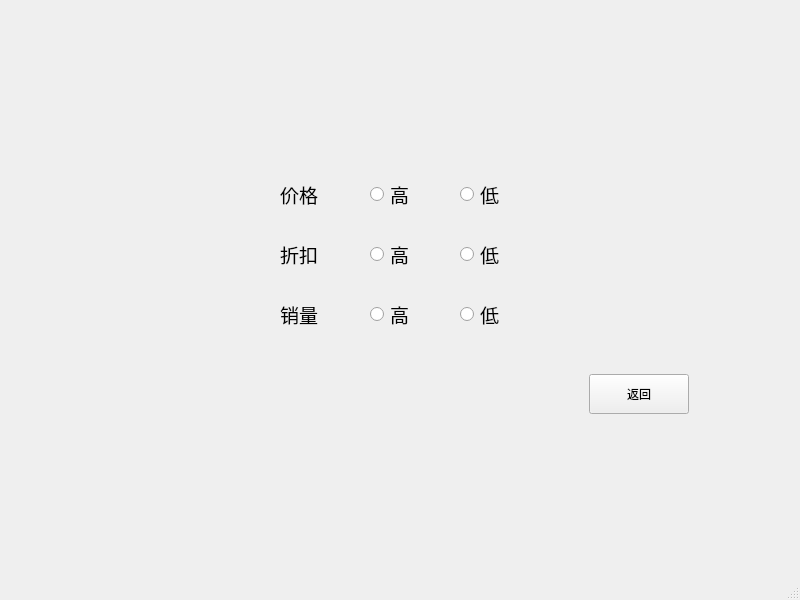
Old version of the form mainCode/preference.ui in the repository CarlosDJY/QtBasedGroupWork.
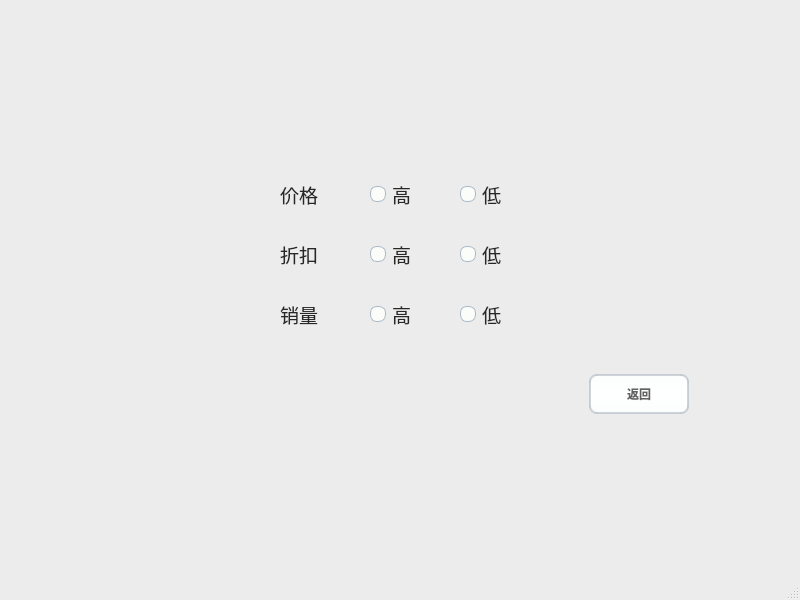
New version of the form. Icons and pictures are not drawn.

What changed in the file:
```diff
--- a/mainCode/preference.ui
+++ b/mainCode/preference.ui
@@ -13,6 +13,443 @@
   <property name="windowTitle">
    <string>MainWindow</string>
   </property>
+  <property name="styleSheet">
+   <string notr="true">/*
+ * MacOS Style Sheet for QT Applications
+ * Author: Jaime A. Quiroga P.
+ * Company: GTRONICK
+ * Last updated: 25/12/2020, 23:10.
+ * Available at: https://github.com/GTRONICK/QSS/blob/master/MacOS.qss
+ */
+QMainWindow {
+    background-color:#ececec;
+}
+QPushButton, QToolButton, QCommandLinkButton{
+    padding: 0 5px 0 5px;
+    border-style: solid;
+    border-top-color: qlineargradient(spread:pad, x1:0, y1:0, x2:0, y2:1, stop:0 #c1c9cf, stop:1 #d2d8dd);
+    border-right-color: qlineargradient(spread:pad, x1:1, y1:0, x2:0, y2:0, stop:0 #c1c9cf, stop:1 #d2d8dd);
+    border-bottom-color: qlineargradient(spread:pad, x1:0, y1:1, x2:0, y2:0, stop:0 #c1c9cf, stop:1 #d2d8dd);
+    border-left-color: qlineargradient(spread:pad, x1:0, y1:0, x2:1, y2:0, stop:0 #c1c9cf, stop:1 #d2d8dd);
+    border-width: 2px;
+    border-radius: 8px;
+    color: #616161;
+    font-weight: bold;
+    background-color: qlineargradient(spread:pad, x1:0.5, y1:0, x2:0.5, y2:1, stop:0 #fbfdfd, stop:0.5 #ffffff, stop:1 #fbfdfd);
+}
+QPushButton::default, QToolButton::default, QCommandLinkButton::default{
+    border: 2px solid transparent;
+    color: #FFFFFF;
+    background-color: qlineargradient(spread:pad, x1:0.5, y1:0, x2:0.5, y2:1, stop:0 #84afe5, stop:1 #1168e4);
+}
+QPushButton:hover, QToolButton:hover, QCommandLinkButton:hover{
+    color: #3d3d3d;
+}
+QPushButton:pressed, QToolButton:pressed, QCommandLinkButton:pressed{
+    color: #aeaeae;
+    background-color: qlineargradient(spread:pad, x1:0.5, y1:0, x2:0.5, y2:1, stop:0 #ffffff, stop:0.5 #fbfdfd, stop:1 #ffffff);
+}
+QPushButton:disabled, QToolButton:disabled, QCommandLinkButton:disabled{
+    color: #616161;
+    background-color: qlineargradient(spread:pad, x1:0.5, y1:0, x2:0.5, y2:1, stop:0 #dce7eb, stop:0.5 #e0e8eb, stop:1 #dee7ec);
+}
+QLineEdit, QTextEdit, QPlainTextEdit, QSpinBox, QDoubleSpinBox, QTimeEdit, QDateEdit, QDateTimeEdit {
+    border-width: 2px;
+    border-radius: 8px;
+    border-style: solid;
+    border-top-color: qlineargradient(spread:pad, x1:0.5, y1:1, x2:0.5, y2:0, stop:0 #c1c9cf, stop:1 #d2d8dd);
+    border-right-color: qlineargradient(spread:pad, x1:0, y1:0, x2:1, y2:0, stop:0 #c1c9cf, stop:1 #d2d8dd);
+    border-bottom-color: qlineargradient(spread:pad, x1:0.5, y1:0, x2:0.5, y2:1, stop:0 #c1c9cf, stop:1 #d2d8dd);
+    border-left-color: qlineargradient(spread:pad, x1:1, y1:0, x2:0, y2:0, stop:0 #c1c9cf, stop:1 #d2d8dd);
+    background-color: #f4f4f4;
+    color: #3d3d3d;
+}
+QLineEdit:focus, QTextEdit:focus, QPlainTextEdit:focus, QSpinBox:focus, QDoubleSpinBox:focus, QTimeEdit:focus, QDateEdit:focus, QDateTimeEdit:focus {
+    border-width: 2px;
+    border-radius: 8px;
+    border-style: solid;
+    border-top-color: qlineargradient(spread:pad, x1:0.5, y1:1, x2:0.5, y2:0, stop:0 #85b7e3, stop:1 #9ec1db);
+    border-right-color: qlineargradient(spread:pad, x1:0, y1:0, x2:1, y2:0, stop:0 #85b7e3, stop:1 #9ec1db);
+    border-bottom-color: qlineargradient(spread:pad, x1:0.5, y1:0, x2:0.5, y2:1, stop:0 #85b7e3, stop:1 #9ec1db);
+    border-left-color: qlineargradient(spread:pad, x1:1, y1:0, x2:0, y2:0, stop:0 #85b7e3, stop:1 #9ec1db);
+    background-color: #f4f4f4;
+    color: #3d3d3d;
+}
+QLineEdit:disabled, QTextEdit:disabled, QPlainTextEdit:disabled, QSpinBox:disabled, QDoubleSpinBox:disabled, QTimeEdit:disabled, QDateEdit:disabled, QDateTimeEdit:disabled {
+    color: #b9b9b9;
+}
+QSpinBox::up-button, QDoubleSpinBox::up-button, QTimeEdit::up-button, QDateEdit::up-button, QDateTimeEdit::up-button {
+    subcontrol-origin: padding;
+    subcontrol-position: top right;
+    width: 15px;
+    color: #272727;
+    border-left-width: 1px;
+    border-left-color: darkgray;
+    border-left-style: solid;
+    border-top-right-radius: 3px;
+    padding: 3px;
+}
+QSpinBox::down-button, QDoubleSpinBox::down-button, QTimeEdit::down-button, QDateEdit::down-button, QDateTimeEdit::down-button {
+    subcontrol-origin: padding;
+    subcontrol-position: bottom right;
+    width: 15px;
+    color: #272727;
+    border-left-width: 1px;
+    border-left-color: darkgray;
+    border-left-style: solid;
+    border-bottom-right-radius: 3px;
+    padding: 3px;
+}
+QSpinBox::up-button:pressed, QDoubleSpinBox::up-button:pressed, QTimeEdit::up-button:pressed, QDateEdit::up-button:pressed, QDateTimeEdit::up-button:pressed {
+    color: #aeaeae;
+    background-color: qlineargradient(spread:pad, x1:0.5, y1:0, x2:0.5, y2:1, stop:0 #ffffff, stop:0.5 #fbfdfd, stop:1 #ffffff);
+}
+QSpinBox::down-button:pressed, QDoubleSpinBox::down-button:pressed, QTimeEdit::down-button:pressed, QDateEdit::down-button:pressed, QDateTimeEdit::down-button:pressed {
+    color: #aeaeae;
+    background-color: qlineargradient(spread:pad, x1:0.5, y1:0, x2:0.5, y2:1, stop:0 #ffffff, stop:0.5 #fbfdfd, stop:1 #ffffff);
+}
+QSpinBox::up-button:hover, QDoubleSpinBox::up-button:hover, QTimeEdit::up-button:hover, QDateEdit::up-button:hover, QDateTimeEdit::up-button:hover {
+    color: #FFFFFF;
+    border-top-right-radius: 5px;
+    background-color: qlineargradient(spread:pad, x1:0.5, y1:0, x2:0.5, y2:1, stop:0 #84afe5, stop:1 #1168e4);
+    
+}
+QSpinBox::down-button:hover, QDoubleSpinBox::down-button:hover, QTimeEdit::down-button:hover, QDateEdit::down-button:hover, QDateTimeEdit::down-button:hover {
+    color: #FFFFFF;
+    border-bottom-right-radius: 5px;
+    background-color: qlineargradient(spread:pad, x1:0.5, y1:0, x2:0.5, y2:1, stop:0 #84afe5, stop:1 #1168e4);
+}
+QSpinBox::up-arrow, QDoubleSpinBox::up-arrow, QTimeEdit::up-arrow, QDateEdit::up-arrow, QDateTimeEdit::up-arrow {
+    image: url(/usr/share/icons/Adwaita/16x16/actions/go-up-symbolic.symbolic.png);
+}
+QSpinBox::down-arrow, QDoubleSpinBox::down-arrow, QTimeEdit::down-arrow, QDateEdit::down-arrow, QDateTimeEdit::down-arrow {
+    image: url(/usr/share/icons/Adwaita/16x16/actions/go-down-symbolic.symbolic.png);
+}
+QProgressBar {
+    max-height: 8px;
+    text-align: center;
+    font: italic bold 11px;
+    color: #3d3d3d;
+    border: 1px solid transparent;
+    border-radius:4px;
+    background-color: qlineargradient(spread:pad, x1:0, y1:0, x2:0, y2:1, stop:0 #ddd5d5, stop:0.5 #dad3d3, stop:1 #ddd5d5);
+}
+QProgressBar::chunk {
+    background-color: qlineargradient(spread:pad, x1:0, y1:0, x2:0, y2:1, stop:0 #467dd1, stop:0.5 #3b88fc, stop:1 #467dd1);
+    border-radius: 4px;
+}
+QProgressBar:disabled {
+    color: #616161;
+}
+QProgressBar::chunk:disabled {
+    background-color: #aeaeae;
+}
+QSlider::groove {
+    border: 1px solid #bbbbbb;
+    background-color: #52595d;
+    border-radius: 4px;
+}
+QSlider::groove:horizontal {
+    height: 6px;
+}
+QSlider::groove:vertical {
+    width: 6px;
+}
+QSlider::handle:horizontal {
+    background: #ffffff;
+    border-style: solid;
+    border-width: 1px;
+    border-color: rgb(207,207,207);
+    width: 12px;
+    margin: -5px 0;
+    border-radius: 7px;
+}
+QSlider::handle:vertical {
+    background: #ffffff;
+    border-style: solid;
+    border-width: 1px;
+    border-color: rgb(207,207,207);
+    height: 12px;
+    margin: 0 -5px;
+    border-radius: 7px;
+}
+QSlider::add-page, QSlider::sub-page {
+    border: 1px transparent;
+    background-color: #52595d;
+    border-radius: 4px;
+}
+QSlider::add-page:horizontal {
+    background: qlineargradient(spread:pad, x1:0, y1:0, x2:0, y2:1, stop:0 #ddd5d5, stop:0.5 #dad3d3, stop:1 #ddd5d5);
+}
+QSlider::sub-page:horizontal {
+    background-color: qlineargradient(spread:pad, x1:0, y1:0, x2:1, y2:0, stop:0 #467dd1, stop:0.5 #3b88fc, stop:1 #467dd1);
+}
+QSlider::add-page:vertical {
+    background-color: qlineargradient(spread:pad, x1:0, y1:0, x2:0, y2:1, stop:0 #467dd1, stop:0.5 #3b88fc, stop:1 #467dd1);
+}
+QSlider::sub-page:vertical {
+    background: qlineargradient(spread:pad, x1:0, y1:0, x2:1, y2:0, stop:0 #ddd5d5, stop:0.5 #dad3d3, stop:1 #ddd5d5);
+}
+QSlider::add-page:horizontal:disabled, QSlider::sub-page:horizontal:disabled, QSlider::add-page:vertical:disabled, QSlider::sub-page:vertical:disabled {
+    background: #b9b9b9;
+}
+QComboBox, QFontComboBox {
+    border-width: 2px;
+    border-radius: 8px;
+    border-style: solid;
+    border-top-color: qlineargradient(spread:pad, x1:0.5, y1:1, x2:0.5, y2:0, stop:0 #c1c9cf, stop:1 #d2d8dd);
+    border-right-color: qlineargradient(spread:pad, x1:0, y1:0, x2:1, y2:0, stop:0 #c1c9cf, stop:1 #d2d8dd);
+    border-bottom-color: qlineargradient(spread:pad, x1:0.5, y1:0, x2:0.5, y2:1, stop:0 #c1c9cf, stop:1 #d2d8dd);
+    border-left-color: qlineargradient(spread:pad, x1:1, y1:0, x2:0, y2:0, stop:0 #c1c9cf, stop:1 #d2d8dd);
+    background-color: #f4f4f4;
+    color: #272727;
+    padding-left: 5px;
+}
+QComboBox:editable, QComboBox:!editable, QComboBox::drop-down:editable, QComboBox:!editable:on, QComboBox::drop-down:editable:on {
+    background: #ffffff;
+}
+QComboBox::drop-down {
+    subcontrol-origin: padding;
+    subcontrol-position: top right;
+    width: 15px;
+    color: #272727;
+    border-left-width: 1px;
+    border-left-color: darkgray;
+    border-left-style: solid;
+    border-top-right-radius: 3px;
+    border-bottom-right-radius: 3px;
+}
+QComboBox::down-arrow {
+    image: url(/usr/share/icons/Adwaita/16x16/actions/go-down-symbolic.symbolic.png); /*Adawaita icon thene*/
+}
+
+QComboBox::down-arrow:on {
+    top: 1px;
+    left: 1px;
+}
+QComboBox QAbstractItemView {
+    border: 1px solid darkgray;
+    border-radius: 8px;
+    selection-background-color: #dadada;
+    selection-color: #272727;
+    color: #272727;
+    background: white;
+}
+QLabel, QCheckBox, QRadioButton {
+    color: #272727;
+}
+QCheckBox {
+    padding: 2px;
+}
+QCheckBox:disabled, QRadioButton:disabled {
+    color: #808086;
+    padding: 2px;
+}
+
+QCheckBox:hover {
+    border-radius:4px;
+    border-style:solid;
+    padding-left: 1px;
+    padding-right: 1px;
+    padding-bottom: 1px;
+    padding-top: 1px;
+    border-width:1px;
+    border-color: transparent;
+}
+QCheckBox::indicator:checked {
+    image: url(/usr/share/icons/Adwaita/16x16/actions/object-select-symbolic.symbolic.png);
+    height: 15px;
+    width: 15px;
+    border-style:solid;
+    border-width: 1px;
+    border-color: #48a5fd;
+    color: #ffffff;
+    border-radius: 3px;
+    background-color: qlineargradient(spread:pad, x1:0, y1:0, x2:0, y2:1, stop:0 #48a5fd, stop:0.5 #329cfb, stop:1 #48a5fd);
+}
+QCheckBox::indicator:unchecked {
+    
+    height: 15px;
+    width: 15px;
+    border-style:solid;
+    border-width: 1px;
+    border-color: #48a5fd;
+    border-radius: 3px;
+    background-color: #fbfdfa;
+}
+QLCDNumber {
+    color: #616161;;
+}
+QMenuBar {
+    background-color: #ececec;
+}
+QMenuBar::item {
+    color: #616161;
+    spacing: 3px;
+    padding: 1px 4px;
+    background-color: #ececec;
+}
+
+QMenuBar::item:selected {
+    background-color: #dadada;
+    color: #3d3d3d;
+}
+QMenu {
+    background-color: #ececec;
+}
+QMenu::item:selected {
+    background-color: #dadada;
+    color: #3d3d3d;
+}
+QMenu::item {
+    color: #616161;;
+    background-color: #e0e0e0;
+}
+QTabWidget {
+    color:rgb(0,0,0);
+    background-color:#000000;
+}
+QTabWidget::pane {
+    border-color: #050a0e;
+    background-color: #e0e0e0;
+    border-width: 1px;
+    border-radius: 4px;
+    position: absolute;
+    top: -0.5em;
+    padding-top: 0.5em;
+}
+
+QTabWidget::tab-bar {
+    alignment: center;
+}
+
+QTabBar::tab {
+    border-bottom: 1px solid #c0c0c0;
+    padding: 3px;
+    color: #272727;
+    background-color: #fefefc;
+    margin-left:0px;
+}
+QTabBar::tab:!last {
+    border-right: 1px solid;
+    border-right-color: #c0c0c0;
+    border-bottom-color: #c0c0c0;
+}
+QTabBar::tab:first {
+    border-top-left-radius: 4px;
+    border-bottom-left-radius: 4px;
+}
+QTabBar::tab:last {
+    border-top-right-radius: 4px;
+    border-bottom-right-radius: 4px;
+}
+QTabBar::tab:selected, QTabBar::tab:last:selected, QTabBar::tab:hover {
+    color: #FFFFFF;
+    background-color: qlineargradient(spread:pad, x1:0.5, y1:0, x2:0.5, y2:1, stop:0 #84afe5, stop:1 #1168e4);
+}
+QRadioButton::indicator {
+    height: 14px;
+    width: 14px;
+    border-style:solid;
+    border-radius:7px;
+    border-width: 1px;
+}
+QRadioButton::indicator:checked {
+    border-color: #48a5fd;
+    background-color: qradialgradient(cx:0.5, cy:0.5, radius:0.4,fx:0.5, fy:0.5, stop:0 #ffffff, stop:0.5 #ffffff, stop:0.6 #48a5fd, stop:1 #48a5fd);
+}
+QRadioButton::indicator:!checked {
+    border-color: #a9b7c6;
+    background-color: #fbfdfa;
+}
+QStatusBar {
+    color:#027f7f;
+}
+
+QDial {
+    background: #16a085;
+}
+
+QToolBox {
+    color: #a9b7c6;
+    background-color: #222b2e;
+}
+QToolBox::tab {
+    color: #a9b7c6;
+    background-color:#222b2e;
+}
+QToolBox::tab:selected {
+    color: #FFFFFF;
+    background-color:#222b2e;
+}
+QScrollArea {
+    color: #FFFFFF;
+    background-color:#222b2e;
+}
+
+QScrollBar:horizontal {
+	max-height: 10px;
+	border: 1px transparent grey;
+	margin: 0px 20px 0px 20px;
+	background: transparent;
+}
+QScrollBar:vertical {
+	max-width: 10px;
+	border: 1px transparent grey;
+	margin: 20px 0px 20px 0px;
+	background: transparent;
+}
+QScrollBar::handle:vertical, QScrollBar::handle:horizontal {
+	background: #52595d;
+	border-style: transparent;
+	border-radius: 4px;
+	min-height: 25px;
+}
+QScrollBar::handle:horizontal:hover, QScrollBar::handle:vertical:hover {
+	background: qlineargradient(spread:pad, x1:0, y1:0, x2:1, y2:0, stop:0 #467dd1, stop:0.5 #3b88fc, stop:1 #467dd1);
+}
+QScrollBar::add-line, QScrollBar::sub-line {
+    border: 2px transparent grey;
+    border-radius: 4px;
+    subcontrol-origin: margin;
+    background: #b9b9b9;
+}
+QScrollBar::add-line:horizontal {
+    width: 20px;
+    subcontrol-position: right;
+}
+QScrollBar::add-line:vertical {
+    height: 20px;
+    subcontrol-position: bottom;
+}
+QScrollBar::sub-line:horizontal {
+    width: 20px;
+    subcontrol-position: left;
+}
+QScrollBar::sub-line:vertical {
+    height: 20px;
+    subcontrol-position: top;
+}
+QScrollBar::add-line:vertical:pressed, QScrollBar::add-line:horizontal:pressed, QScrollBar::sub-line:horizontal:pressed, QScrollBar::sub-line:vertical:pressed {
+    background: qlineargradient(spread:pad, x1:0, y1:0, x2:1, y2:0, stop:0 #467dd1, stop:0.5 #3b88fc, stop:1 #467dd1);
+}
+QScrollBar::add-page:horizontal, QScrollBar::sub-page:horizontal, QScrollBar::add-page:vertical, QScrollBar::sub-page:vertical {
+    background: none;
+}
+QScrollBar::up-arrow:vertical {
+    image: url(/usr/share/icons/Adwaita/16x16/actions/go-up-symbolic.symbolic.png);
+}
+QScrollBar::down-arrow:vertical {
+    image: url(/usr/share/icons/Adwaita/16x16/actions/go-down-symbolic.symbolic.png);
+}
+QScrollBar::left-arrow:horizontal {
+    image: url(/usr/share/icons/Adwaita/16x16/actions/go-previous-symbolic.symbolic.png);
+}
+QScrollBar::right-arrow:horizontal {
+    image: url(/usr/share/icons/Adwaita/16x16/actions/go-next-symbolic.symbolic.png);
+}
+</string>
+  </property>
   <widget class="QWidget" name="centralwidget">
    <layout class="QVBoxLayout" name="verticalLayout">
     <item>
```
Left out of the diff: 2 changed lines with no effect on the pictures.
